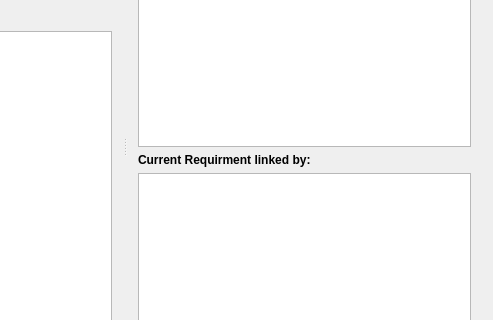
atilm/RequirementsManager, file Application/mainwindow.ui: the form before one commit; both pictures show x 597 to 1090 and y 259 to 579 of the 1090 by 784 pixel window.
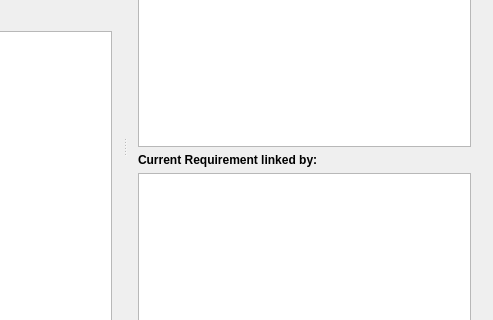
The form after the commit. Icons and pictures are not drawn. Custom widgets are drawn as their Qt base class.

The edit to the form file:
```diff
--- a/Application/mainwindow.ui
+++ b/Application/mainwindow.ui
@@ -232,7 +232,7 @@
             </font>
            </property>
            <property name="text">
-            <string>Current Requirment linked by:</string>
+            <string>Current Requirement linked by:</string>
            </property>
           </widget>
          </item>
```
